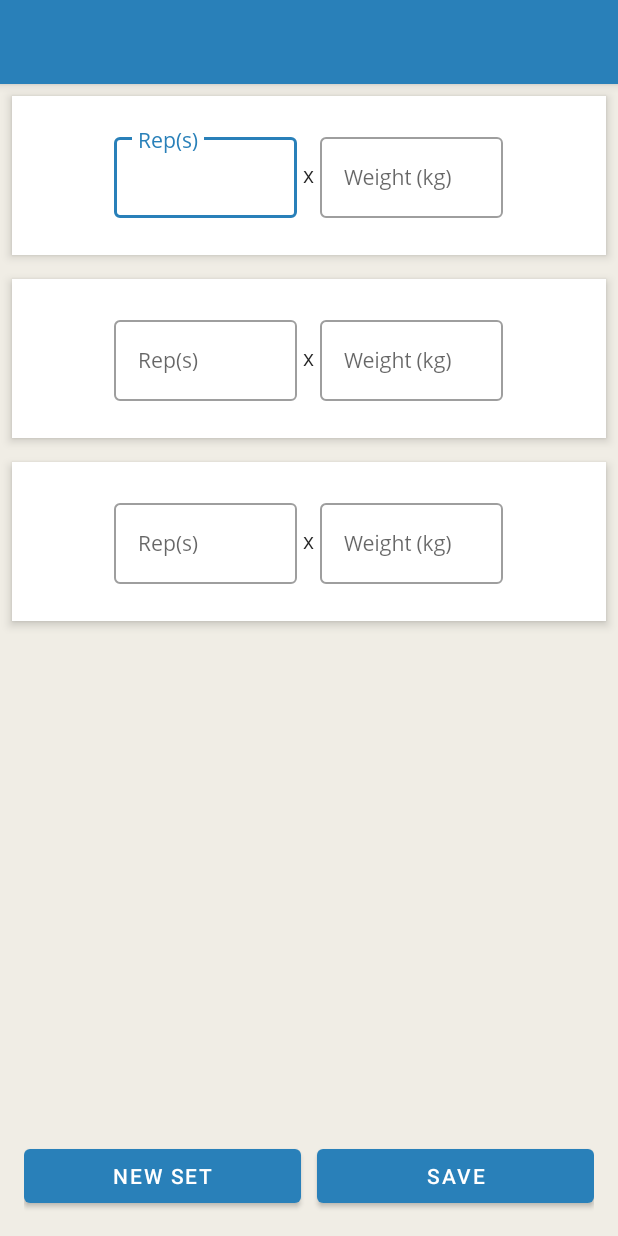
After one commit to ngocdamduc/FinalProjectAndroid, an Android app: the layout fragment_calisthenics_session.xml on its own in the app's theme, with its tools: preview values and no code run, on a phone screen of 412 x 824 dp. The commit adds this screen. Run offline under Robolectric (Android 15) with nearby library versions, the phone set to English and light mode, and no system bars.

Commit message:
Update Session Fragment

```diff
--- /dev/null
+++ b/app/src/main/res/layout/fragment_calisthenics_session.xml
@@ -0,0 +1,72 @@
+<?xml version="1.0" encoding="utf-8"?>
+
+<RelativeLayout xmlns:android="http://schemas.android.com/apk/res/android"
+    xmlns:tools="http://schemas.android.com/tools"
+    android:layout_width="match_parent"
+    android:layout_height="match_parent"
+    android:orientation="vertical">
+
+    <androidx.coordinatorlayout.widget.CoordinatorLayout
+        android:layout_width="match_parent"
+        android:layout_height="match_parent">
+
+        <LinearLayout
+            android:layout_width="match_parent"
+            android:layout_height="match_parent"
+            android:orientation="vertical">
+
+            <com.google.android.material.appbar.AppBarLayout
+                android:id="@+id/calisthenics_session_ab"
+                android:layout_width="match_parent"
+                android:layout_height="?attr/actionBarSize"
+                android:fitsSystemWindows="true"
+                android:theme="@style/ThemeOverlay.AppCompat.Dark.ActionBar">
+
+                <com.google.android.material.appbar.MaterialToolbar
+                    android:id="@+id/calisthenics_session_tb"
+                    android:layout_width="match_parent"
+                    android:layout_height="?attr/actionBarSize" />
+
+            </com.google.android.material.appbar.AppBarLayout>
+
+            <androidx.recyclerview.widget.RecyclerView
+                android:id="@+id/calisthenics_sets_rv"
+                android:layout_width="match_parent"
+                android:layout_height="match_parent"
+                android:clipToPadding="true"
+                android:paddingBottom="62dp"
+                tools:listitem="@layout/item_strength_session_set" />
+
+        </LinearLayout>
+
+    </androidx.coordinatorlayout.widget.CoordinatorLayout>
+
+    <LinearLayout
+        android:layout_width="match_parent"
+        android:layout_height="match_parent"
+        android:layout_alignParentBottom="true"
+        android:gravity="center|bottom"
+        android:orientation="horizontal"
+        android:padding="16dp">
+
+        <com.google.android.material.button.MaterialButton
+            android:id="@+id/new_calisthenics_set_btn"
+            style="@style/Widget.MaterialComponents.Button"
+            android:layout_width="0dp"
+            android:layout_height="wrap_content"
+            android:layout_marginEnd="5dp"
+            android:layout_weight="1"
+            android:text="@string/new_set" />
+
+        <com.google.android.material.button.MaterialButton
+            android:id="@+id/save_calisthenics_exercise_btn"
+            style="@style/Widget.MaterialComponents.Button"
+            android:layout_width="0dp"
+            android:layout_height="wrap_content"
+            android:layout_marginStart="5dp"
+            android:layout_weight="1"
+            android:text="@string/save" />
+
+    </LinearLayout>
+
+</RelativeLayout>
--- a/app/src/main/res/layout/item_completed_exercise.xml
+++ b/app/src/main/res/layout/item_completed_exercise.xml
@@ -8,7 +8,8 @@
     android:layout_margin="@dimen/card_view_margin"
     android:checkable="true"
     android:clickable="true"
-    android:longClickable="true">
+    android:longClickable="true"
+    android:focusable="true">
 
     <LinearLayout
         android:layout_width="match_parent"
--- /dev/null
+++ b/app/src/main/res/layout/item_strength_session_set.xml
@@ -0,0 +1,70 @@
+<com.google.android.material.card.MaterialCardView xmlns:android="http://schemas.android.com/apk/res/android"
+    xmlns:app="http://schemas.android.com/apk/res-auto"
+    android:id="@+id/strength_cv"
+    style="@style/journal_card_view"
+    android:layout_width="match_parent"
+    android:layout_height="wrap_content"
+    android:layout_margin="@dimen/card_view_margin"
+    android:checkable="true"
+    android:clickable="true"
+    android:longClickable="true"
+    android:focusable="true">
+    <LinearLayout
+        android:layout_width="match_parent"
+        android:layout_height="wrap_content"
+        android:gravity="center"
+        android:orientation="horizontal"
+        android:paddingStart="16dp"
+        android:paddingEnd="16dp"
+        android:weightSum="20">
+        <com.google.android.material.textfield.TextInputLayout
+            style="@style/Widget.MaterialComponents.TextInputLayout.OutlinedBox"
+            android:layout_width="0dp"
+            android:layout_height="wrap_content"
+            android:layout_marginTop="16dp"
+            android:layout_marginBottom="8dp"
+            android:layout_weight="7"
+            android:hint="@string/rep"
+            app:errorEnabled="true"
+            app:hintEnabled="true"
+            app:hintTextAppearance="@style/open_sans_body2">
+
+        <com.google.android.material.textfield.TextInputEditText
+            android:id="@+id/strength_rep_tiet"
+            android:layout_width="match_parent"
+            android:layout_height="match_parent"
+            android:imeOptions="actionDone"
+            android:inputType="number"
+            android:maxLength="3"
+            android:textAppearance="@style/open_sans_body2" />
+        </com.google.android.material.textfield.TextInputLayout>
+        <com.google.android.material.textview.MaterialTextView
+            android:layout_width="wrap_content"
+            android:layout_height="wrap_content"
+            android:paddingStart="4dp"
+            android:paddingEnd="4dp"
+            android:text="@string/x"
+            android:textAppearance="@style/open_sans_body2" />
+        <com.google.android.material.textfield.TextInputLayout
+            style="@style/Widget.MaterialComponents.TextInputLayout.OutlinedBox"
+            android:layout_width="0dp"
+            android:layout_height="wrap_content"
+            android:layout_marginTop="16dp"
+            android:layout_marginBottom="8dp"
+            android:layout_weight="7"
+            android:hint="@string/weight_w_units"
+            app:errorEnabled="true"
+            app:hintEnabled="true"
+            app:hintTextAppearance="@style/open_sans_body2">
+
+            <com.google.android.material.textfield.TextInputEditText
+                android:id="@+id/strength_weight_tiet"
+                android:layout_width="match_parent"
+                android:layout_height="match_parent"
+                android:imeOptions="actionDone"
+                android:inputType="number"
+                android:maxLength="4"
+                android:textAppearance="@style/open_sans_body2" />
+        </com.google.android.material.textfield.TextInputLayout>
+    </LinearLayout>
+</com.google.android.material.card.MaterialCardView>
```
Also changed, not shown: app/src/main/res/layout/fragment_cardio_session.xml (added, +72 -0 lines), app/src/main/res/layout/fragment_strength_session.xml (added, +71 -0 lines), app/src/main/res/layout/item_cardio_session.xml (added, +79 -0 lines).
